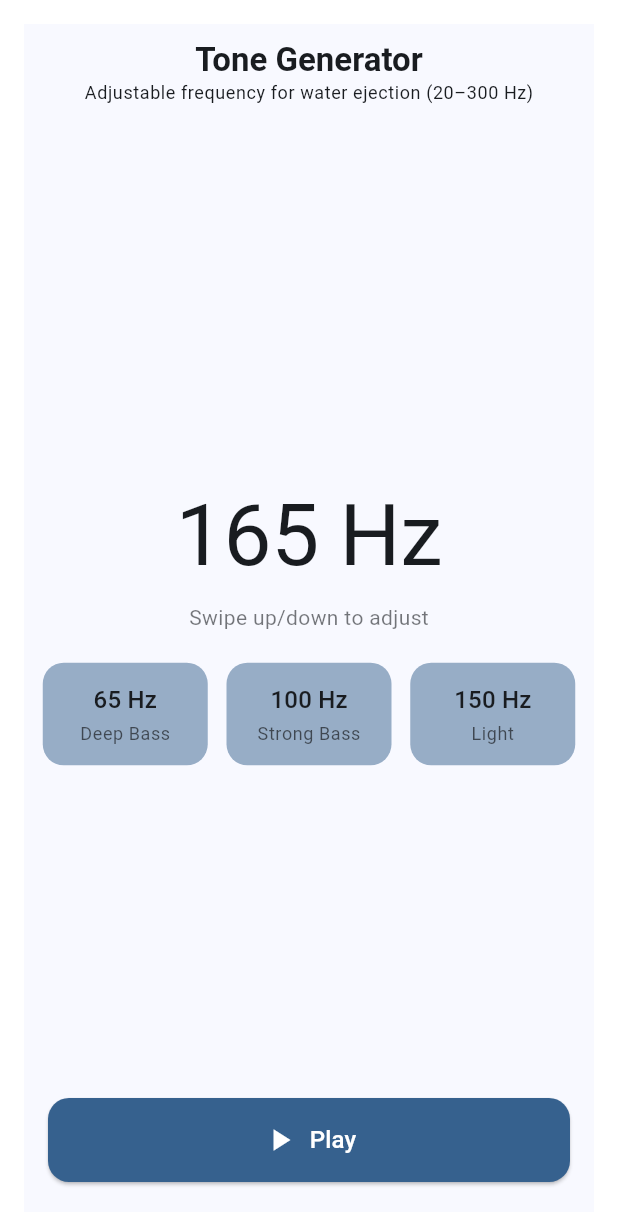
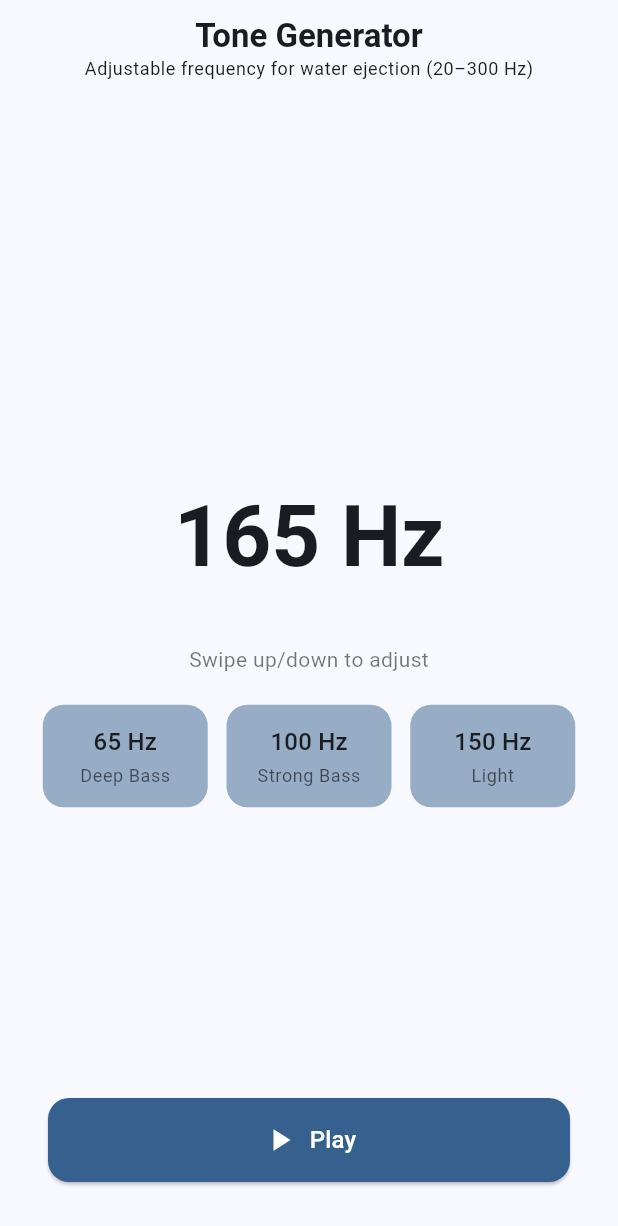
Before and after one commit to esrabetulozcann/Water-Eject-App, a Flutter app: the TonePage screen opened directly, on a phone screen of 412 x 824 dp. Shown: the top 1226 px of the screen. Run offline on Flutter 3.47's test engine with Material 3 defaults, Android fonts, the phone set to English and light mode, and no system bars; our stand-ins replace bloc, easy_localization, equatable, flutter_bloc, just_audio, lottie and 4 more; missing offline and left inert: noise_meter, volume_controller; accounts and stored records are empty.

Commit message:
Resolve tone page

```diff
--- a/lib/app/features/presentation/tone/views/tone_page.dart
+++ b/lib/app/features/presentation/tone/views/tone_page.dart
@@ -13,9 +13,9 @@ class TonePage extends StatelessWidget {
   Widget build(BuildContext context) {
     return BlocProvider<ToneCubit>(
       create: (_) => ToneCubit(TonePlayer(JustAudioEngine())),
-      child: Padding(
-        padding: const EdgeInsets.all(16),
-        child: Scaffold(appBar: ToneAppBar(), body: const ToneView()),
+      child: Scaffold(
+        appBar: ToneAppBar(),
+        body: Padding(padding: EdgeInsets.all(16), child: const ToneView()),
       ),
     );
   }
--- a/lib/app/features/presentation/tone/widgets/frequency_display.dart
+++ b/lib/app/features/presentation/tone/widgets/frequency_display.dart
@@ -1,3 +1,4 @@
+import 'dart:ui';
 import 'package:flutter/material.dart';
 import 'package:flutter/services.dart';
 import 'package:flutter_bloc/flutter_bloc.dart';
@@ -14,32 +15,31 @@ class FrequencyDisplay extends StatelessWidget {
     return BlocBuilder<ToneCubit, ToneState>(
       buildWhen: (p, c) => p.freq != c.freq || p.prevFreq != c.prevFreq,
       builder: (context, state) {
-        final bool dirUp = state.freq > state.prevFreq;
-
         return GestureDetector(
           behavior: HitTestBehavior.opaque,
-          onVerticalDragStart: (_) {
-            HapticFeedback.selectionClick(); // opsiyonel
-          },
-          onVerticalDragUpdate: (details) {
-            context.read<ToneCubit>().onVerticalDrag(details.delta.dy);
-          },
-          child: AnimatedSwitcher(
-            duration: const Duration(milliseconds: 180),
-            transitionBuilder: (child, anim) {
-              final offset = Tween<Offset>(
-                begin: Offset(0, dirUp ? 0.5 : -0.5),
-                end: Offset.zero,
-              ).animate(CurvedAnimation(parent: anim, curve: Curves.easeOut));
-              return ClipRect(
-                child: SlideTransition(position: offset, child: child),
-              );
-            },
-            child: Text(
-              "${state.freq.round()} Hz",
-              key: ValueKey<int>(state.freq.round()),
-              style: theme.textTheme.displayLarge,
-              textAlign: TextAlign.center,
+          onVerticalDragStart: (_) => HapticFeedback.selectionClick(),
+          onVerticalDragUpdate: (details) =>
+              context.read<ToneCubit>().onVerticalDrag(details.delta.dy),
+          child: SizedBox(
+            height: 120, // sabit yükseklik: layout zıplamaz
+            child: Center(
+              child: TweenAnimationBuilder<double>(
+                tween: Tween(begin: state.prevFreq, end: state.freq),
+                duration: const Duration(milliseconds: 150),
+                curve: Curves.easeOutCubic,
+                builder: (_, value, __) {
+                  return Text(
+                    '${value.toStringAsFixed(0)} Hz',
+                    textAlign: TextAlign.center,
+                    style: theme.textTheme.displayLarge?.copyWith(
+                      fontWeight: FontWeight.w700,
+                      height: 1.1,
+                      // Rakamların hizası sabit → kayma yok
+                      fontFeatures: const [FontFeature.tabularFigures()],
+                    ),
+                  );
+                },
+              ),
             ),
           ),
         );
```
Also changed, not shown: lib/app/features/presentation/tone/cubit/tone_cubit.dart (+20 -3 lines), lib/core/cubit/localization_cubit.dart (renamed from lib/app/features/presentation/app/cubit/locale_cubit.dart).
